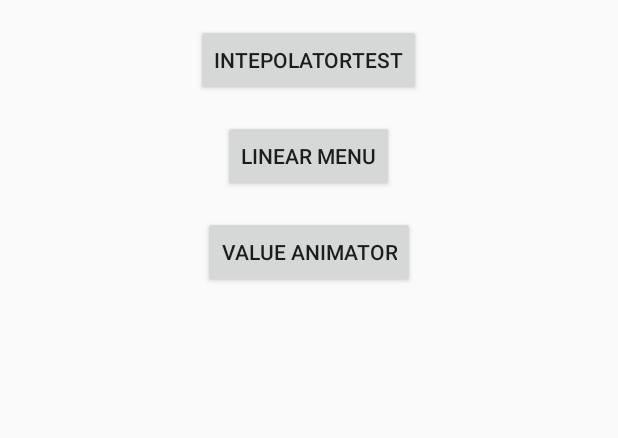
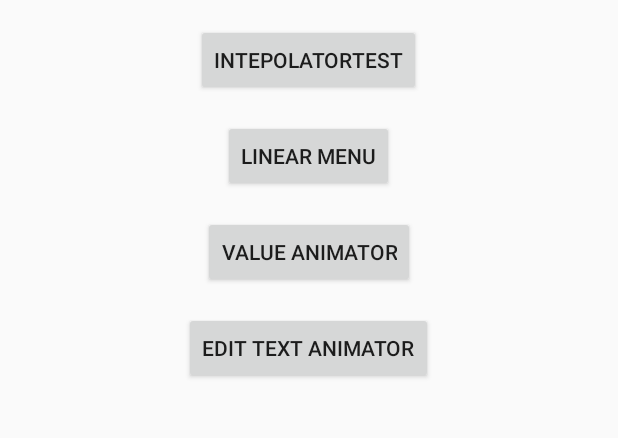
Before and after one commit to ToDou/AnimatorTest, an Android app: the screen it shows after launch (MainActivity), on a phone screen of 412 x 824 dp, the part 197-635 px from its top. Run offline under Robolectric (Android 15) with nearby library versions, the phone set to English and light mode, and no system bars; our stand-ins replace ButterKnife.

Commit message:
add the edittext animator

```diff
--- a/app/src/main/AndroidManifest.xml
+++ b/app/src/main/AndroidManifest.xml
@@ -27,6 +27,10 @@
         <activity android:name=".ValueAnimatorTest"
             android:launchMode="singleTop"
             />
+
+        <activity android:name=".EditTextAnimatorTest"
+            android:launchMode="singleTop"
+            />
     </application>
 
 </manifest>
--- a/app/src/main/java/com/loopeer/android/apps/animatortest/MainActivity.java
+++ b/app/src/main/java/com/loopeer/android/apps/animatortest/MainActivity.java
@@ -12,6 +12,17 @@ import butterknife.OnClick;
 
 public class MainActivity extends ActionBarActivity{
 
+    /*
+    alpha
+    rotation
+    translationX
+    translationY
+    scaleX 缩放宽度
+    scaleY  缩放高度
+    pivotX 旋转的轴点和缩放的基准点
+    pivotY 旋转的轴点和缩放的基准点
+     */
+
     @Override
     protected void onCreate(Bundle savedInstanceState) {
         super.onCreate(savedInstanceState);
@@ -22,7 +33,8 @@ public class MainActivity extends ActionBarActivity{
     @OnClick({
             R.id.main_activity_interpolator,
             R.id.main_activity_linear_menu,
-            R.id.main_activity_value_animator
+            R.id.main_activity_value_animator,
+            R.id.main_activity_edittext_animator
     })
     @SuppressWarnings("unused")
     public void onClick(View v) {
@@ -36,6 +48,9 @@ public class MainActivity extends ActionBarActivity{
             case R.id.main_activity_value_animator:
                 startActivity(new Intent(this, ValueAnimatorTest.class));
                 break;
+            case R.id.main_activity_edittext_animator:
+                startActivity(new Intent(this, EditTextAnimatorTest.class));
+                break;
         }
     }
 }
--- a/app/src/main/res/layout/activity_main_layout.xml
+++ b/app/src/main/res/layout/activity_main_layout.xml
@@ -42,5 +42,13 @@
         android:text="value animator"
         />
 
+    <Button
+        android:id="@+id/main_activity_edittext_animator"
+        android:layout_width="wrap_content"
+        android:layout_height="wrap_content"
+        android:layout_gravity="center_horizontal"
+        android:layout_marginTop="@dimen/activity_vertical_margin"
+        android:text="edit text animator"
+        />
 
 </LinearLayout>
```
Also changed, not shown: app/src/main/java/com/loopeer/android/apps/animatortest/EditTextAnimatorTest.java (added, +56 -0 lines), app/src/main/res/layout/activity_edittext_animator.xml (added, +33 -0 lines).
